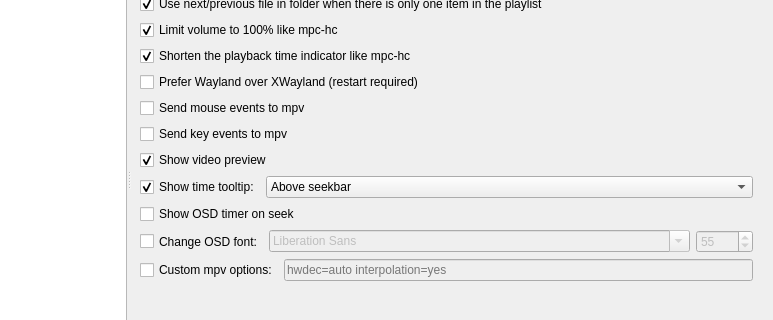
First picture: the form in settingswindow.ui, repository mpc-qt/mpc-qt, before the edit; both pictures show x 123 to 896 and y 126 to 446 of the 896 by 638 pixel window.
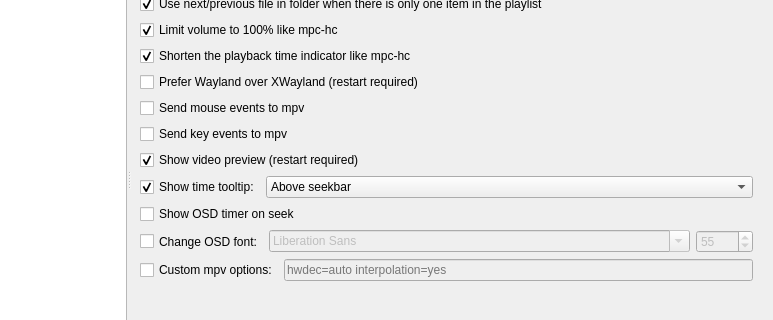
Second picture: the form after the edit.

Commit message: settingswindow: Add "restart required" note to Video preview option

```diff
--- a/settingswindow.ui
+++ b/settingswindow.ui
@@ -7840,7 +7840,7 @@
            <item row="9" column="0" colspan="2">
             <widget class="QCheckBox" name="tweaksVideoPreview">
              <property name="text">
-              <string>Show video preview</string>
+              <string>Show video preview (restart required)</string>
              </property>
              <property name="checked">
               <bool>true</bool>
```
The commit also changes 16 other files.
